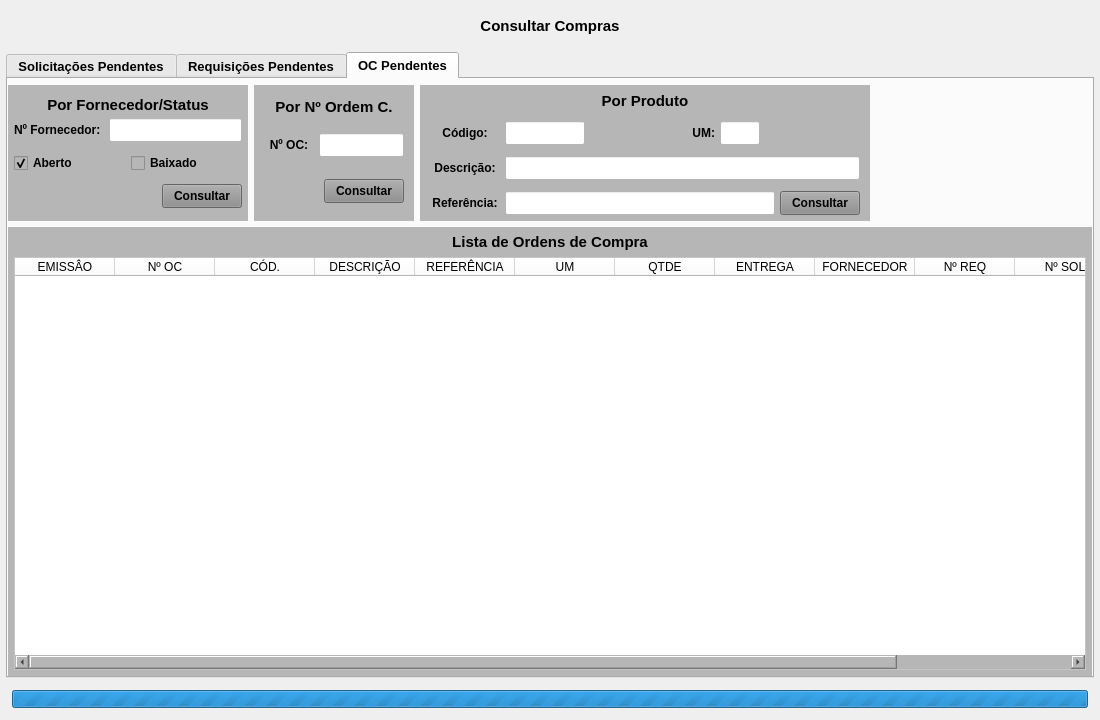
The window that forms/tela_compras_status.ui (Azevedo84/erp_suzuki) describes before a commit, drawn with Qt 5.
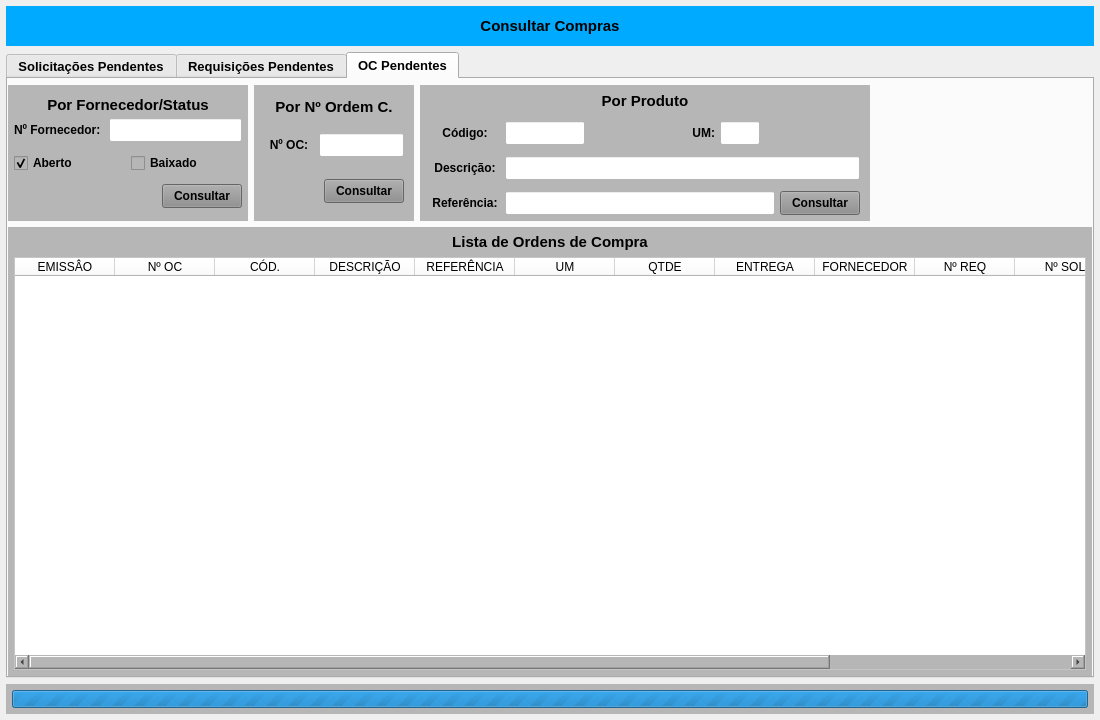
The same window after the commit. The open tabs and pages were chosen to show the change.

Diff of the .ui file:
```diff
--- a/forms/tela_compras_status.ui
+++ b/forms/tela_compras_status.ui
@@ -35,7 +35,7 @@
     <item>
      <widget class="QWidget" name="widget_cabecalho" native="true">
       <property name="styleSheet">
-       <string notr="true"/>
+       <string notr="true">background-color: rgb(0, 170, 255);</string>
       </property>
       <layout class="QHBoxLayout" name="horizontalLayout">
        <item>
@@ -3826,6 +3826,11 @@
                   <string>STATUS</string>
                  </property>
                 </column>
+                <column>
+                 <property name="text">
+                  <string>QTDE NF</string>
+                 </property>
+                </column>
                </widget>
               </item>
              </layout>
@@ -3852,6 +3857,9 @@
         <height>30</height>
        </size>
       </property>
+      <property name="styleSheet">
+       <string notr="true">background-color: rgb(182, 182, 182);</string>
+      </property>
       <layout class="QHBoxLayout" name="horizontalLayout_12">
        <property name="spacing">
         <number>6</number>
```
Left out of the diff: 2 changed lines with no effect on the pictures.
